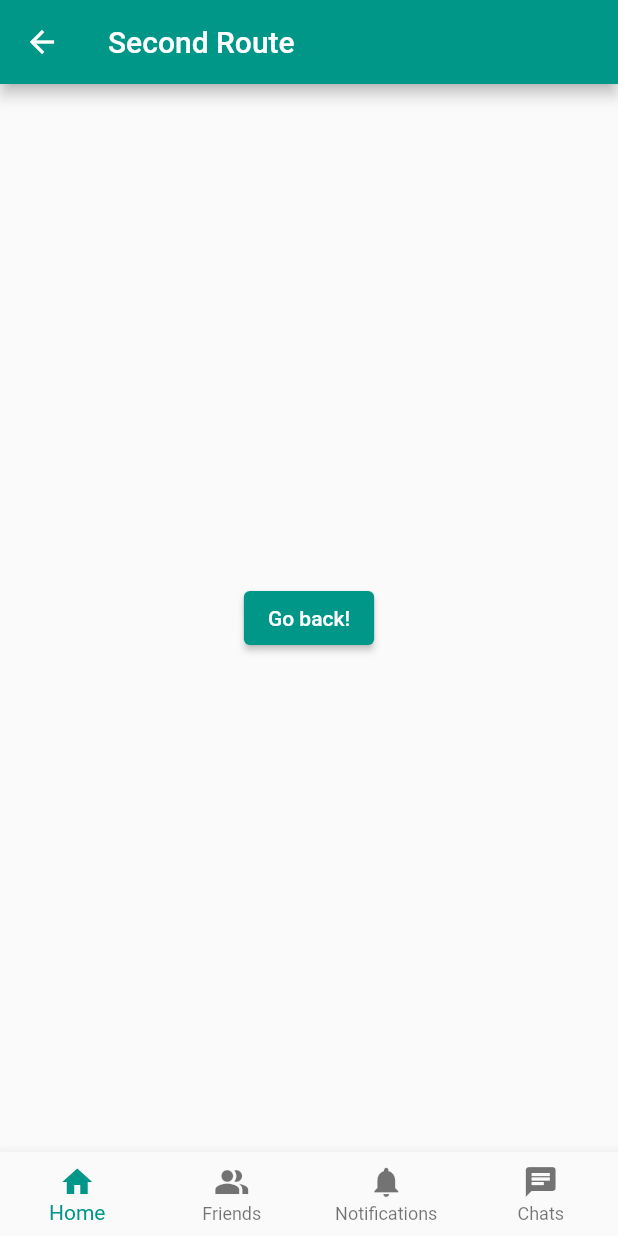
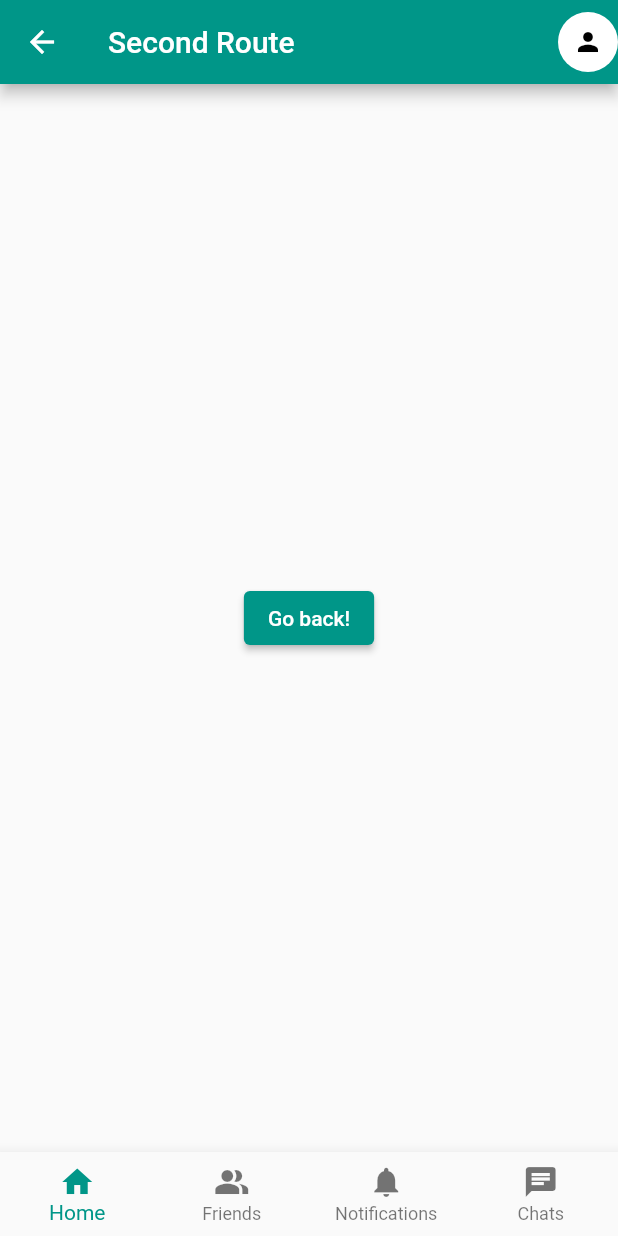
Before and after one commit to omer358/Login-Flutter-App, a Flutter app: the Home screen opened directly, on a phone screen of 412 x 824 dp. Run offline on Flutter 3.47's test engine with Material 2 defaults, Android fonts, the phone set to English and light mode, and no system bars; our stand-ins replace rounded_loading_button.

Commit message:
add profile action to home

```diff
--- a/lib/screens/home.dart
+++ b/lib/screens/home.dart
@@ -7,6 +7,20 @@ class Home extends StatelessWidget {
   Widget build(BuildContext context) {
     return Scaffold(
       appBar: AppBar(
+        actions: <Widget>[
+          CircleAvatar(
+            radius: 20,
+            backgroundColor: Colors.white,
+            child: IconButton(
+                color: Colors.black,
+                padding: const EdgeInsets.all(8),
+                iconSize: 20,
+                icon: const Icon(Icons.person),
+                onPressed: () {
+                  // do something
+                }),
+          ),
+        ],
         title: const Text('Second Route'),
       ),
       bottomNavigationBar: BottomNavigationBar(
```
